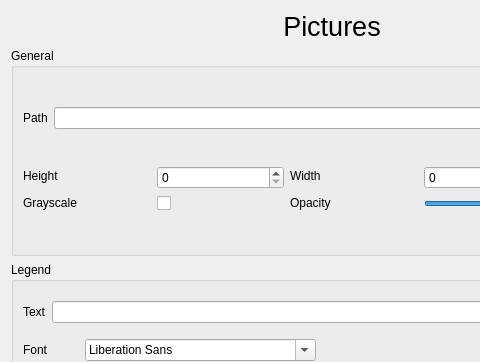
This is sources/Forms/formpictures.ui in jose94752/ClipEdit as Qt 5 draws it before an edit; both pictures show x 0 to 480 and y 0 to 362 of the 664 by 480 pixel window. The edited form follows.
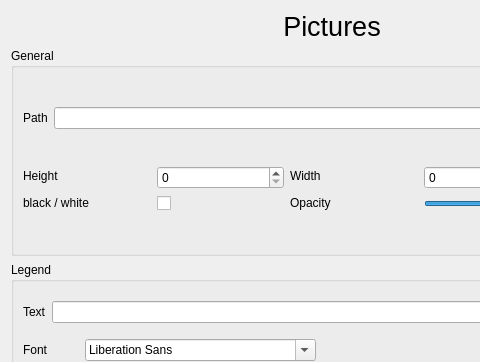
This is the edited form. Custom widgets are drawn as their Qt base class.

Diff of the .ui file:
```diff
--- a/sources/Forms/formpictures.ui
+++ b/sources/Forms/formpictures.ui
@@ -82,7 +82,7 @@
             <item>
              <widget class="QLabel" name="label_4">
               <property name="text">
-               <string>Grayscale</string>
+               <string>black / white</string>
               </property>
              </widget>
             </item>
```
Left out of the diff: 2 changed lines with no effect on the pictures.
